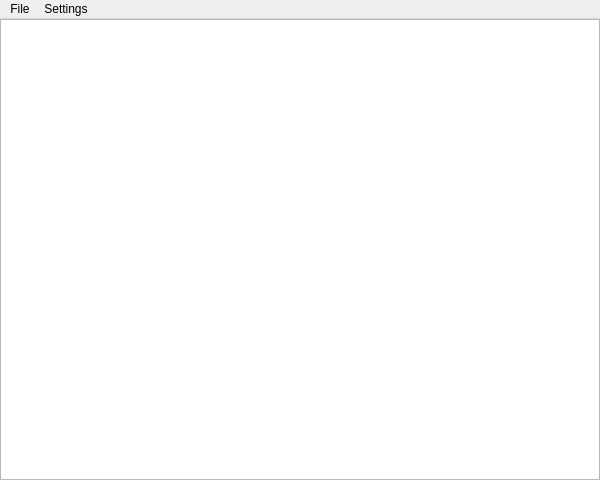
This is mainwindow.ui in willfrank98/Logic-Quest as Qt 5 draws it before an edit. The edited form follows.
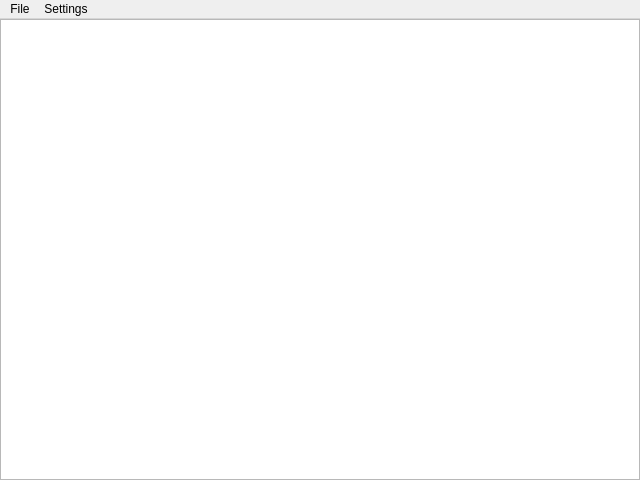
This is the edited form.

Commit message: Upped width of default resolution by 40 units

Patch:
```diff
--- a/mainwindow.ui
+++ b/mainwindow.ui
@@ -6,7 +6,7 @@
    <rect>
     <x>0</x>
     <y>0</y>
-    <width>600</width>
+    <width>640</width>
     <height>480</height>
    </rect>
   </property>
@@ -56,8 +56,8 @@
     <rect>
      <x>0</x>
      <y>0</y>
-     <width>600</width>
-     <height>17</height>
+     <width>640</width>
+     <height>20</height>
     </rect>
    </property>
    <widget class="QMenu" name="menuFile">
```
